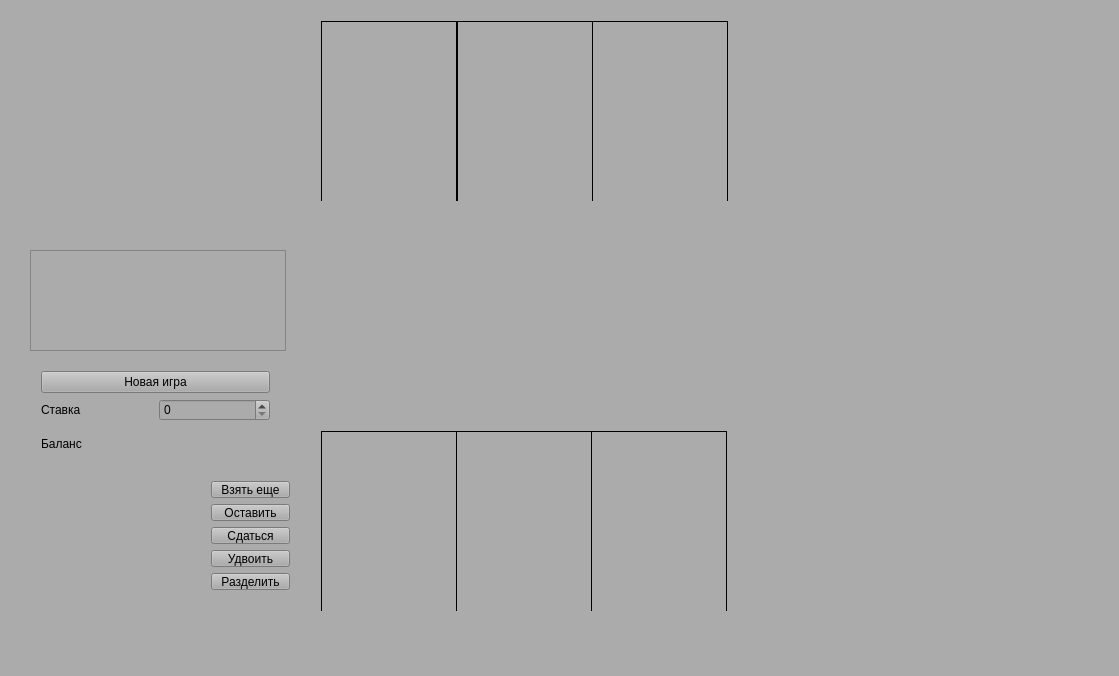
The window that mainwindow.ui (NexusGrid/BlackJack) describes before a commit, drawn with Qt 5.
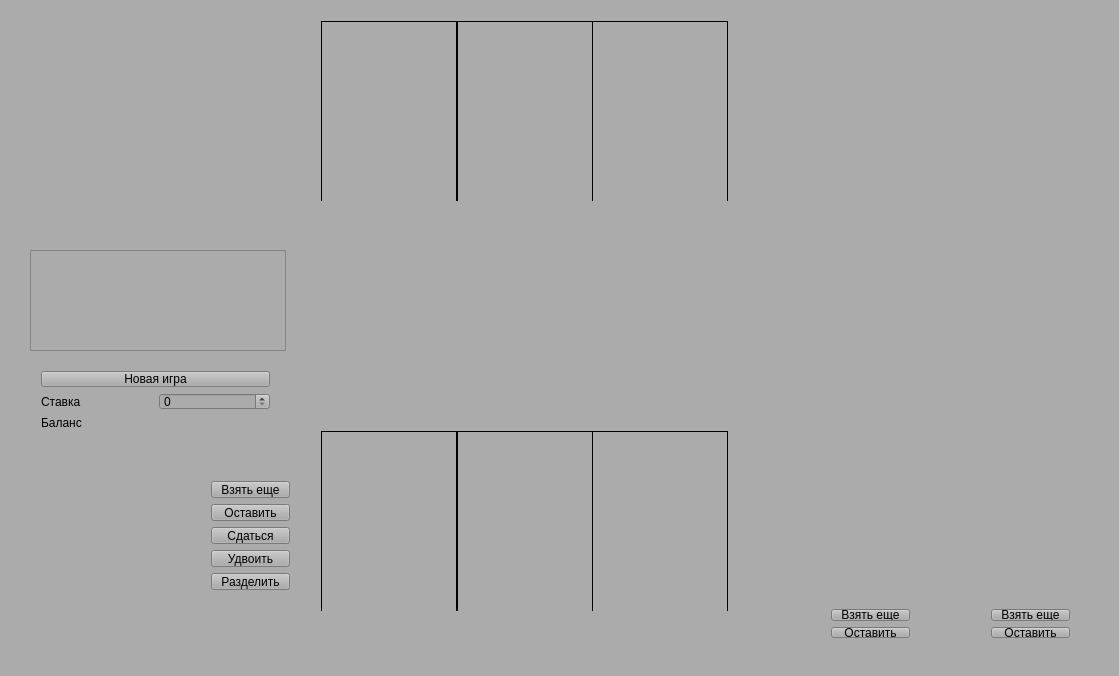
The same window after the commit.

```diff
--- a/mainwindow.ui
+++ b/mainwindow.ui
@@ -34,7 +34,7 @@
      <rect>
       <x>310</x>
       <y>420</y>
-      <width>421</width>
+      <width>422</width>
       <height>191</height>
      </rect>
     </property>
@@ -364,7 +364,7 @@
       <x>30</x>
       <y>360</y>
       <width>251</width>
-      <height>111</height>
+      <height>81</height>
      </rect>
     </property>
     <layout class="QGridLayout" name="gridLayout_3">
@@ -401,6 +401,81 @@
      </item>
     </layout>
    </widget>
+   <widget class="QWidget" name="verticalLayoutWidget_2">
+    <property name="geometry">
+     <rect>
+      <x>820</x>
+      <y>580</y>
+      <width>101</width>
+      <height>69</height>
+     </rect>
+    </property>
+    <layout class="QVBoxLayout" name="verticalLayout">
+     <property name="spacing">
+      <number>6</number>
+     </property>
+     <item>
+      <widget class="QLabel" name="splitLeftValue">
+       <property name="text">
+        <string/>
+       </property>
+       <property name="alignment">
+        <set>Qt::AlignCenter</set>
+       </property>
+      </widget>
+     </item>
+     <item>
+      <widget class="QPushButton" name="pushButton_SplitDrawLeft">
+       <property name="text">
+        <string>Взять еще</string>
+       </property>
+      </widget>
+     </item>
+     <item>
+      <widget class="QPushButton" name="pushButton_SplitEnoughLeft">
+       <property name="text">
+        <string>Оставить</string>
+       </property>
+      </widget>
+     </item>
+    </layout>
+   </widget>
+   <widget class="QWidget" name="verticalLayoutWidget_3">
+    <property name="geometry">
+     <rect>
+      <x>980</x>
+      <y>580</y>
+      <width>101</width>
+      <height>69</height>
+     </rect>
+    </property>
+    <layout class="QVBoxLayout" name="verticalLayout_2">
+     <item>
+      <widget class="QLabel" name="splitRightValue">
+       <property name="text">
+        <string/>
+       </property>
+       <property name="alignment">
+        <set>Qt::AlignCenter</set>
+       </property>
+      </widget>
+     </item>
+     <item>
+      <widget class="QPushButton" name="pushButton_SplitDrawRight">
+       <property name="text">
+        <string>Взять еще</string>
+       </property>
+      </widget>
+     </item>
+     <item>
+      <widget class="QPushButton" name="pushButton_SplitEnoughRight">
+       <property name="text">
+        <string>Оставить</string>
+       </property>
+      </widget>
+     </item>
+    </layout>
+   </widget>
   </widget>
   <widget class="QMenuBar" name="menuBar">
    <property name="geometry">
```
Left out of the diff: 30 changed lines with no effect on the pictures.
